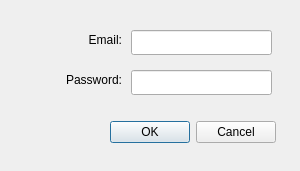
This is logindialog.ui in XaviP/komunitin_lite_qt as Qt 5 draws it before an edit. The edited form follows.
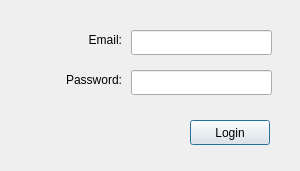
This is the edited form.

The edit to the form file:
```diff
--- a/logindialog.ui
+++ b/logindialog.ui
@@ -71,17 +71,17 @@
     <set>Qt::AlignRight|Qt::AlignTrailing|Qt::AlignVCenter</set>
    </property>
   </widget>
-  <widget class="QDialogButtonBox" name="buttonBox">
+  <widget class="QPushButton" name="pushButtonLogin">
    <property name="geometry">
     <rect>
-     <x>110</x>
+     <x>190</x>
      <y>120</y>
-     <width>166</width>
+     <width>80</width>
      <height>25</height>
     </rect>
    </property>
-   <property name="standardButtons">
-    <set>QDialogButtonBox::Cancel|QDialogButtonBox::Ok</set>
+   <property name="text">
+    <string>Login</string>
    </property>
   </widget>
  </widget>
```
